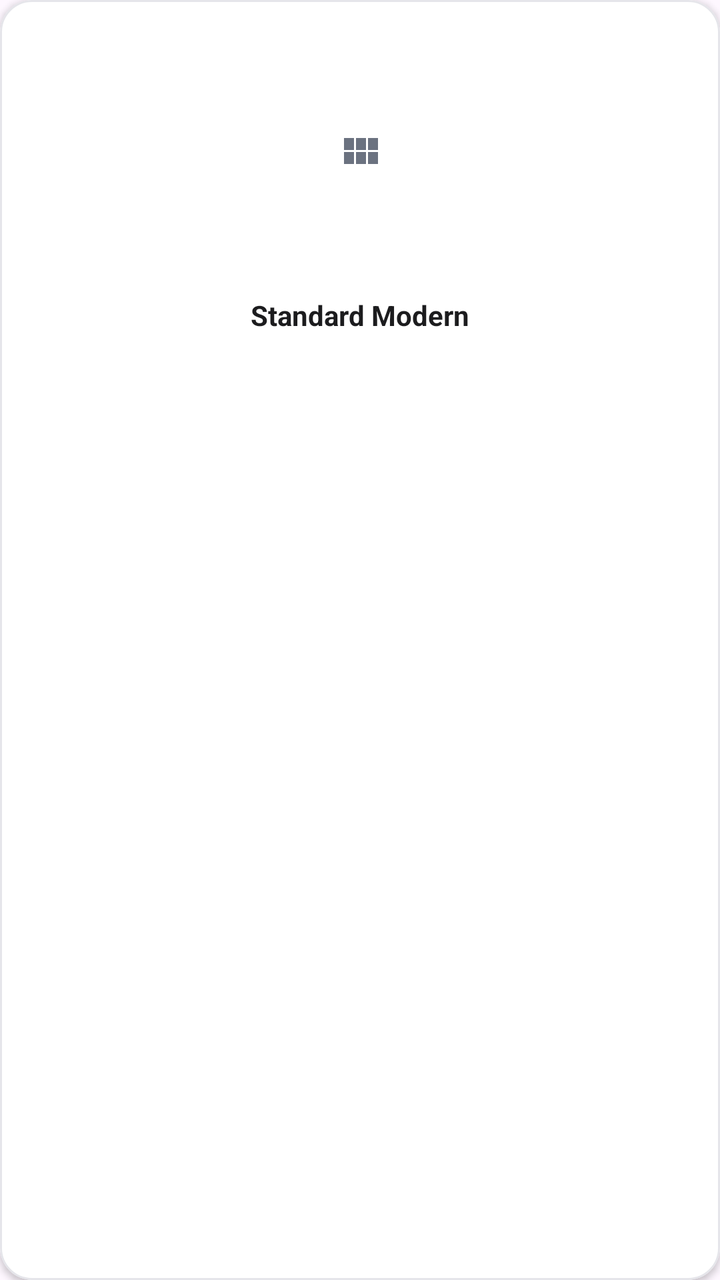
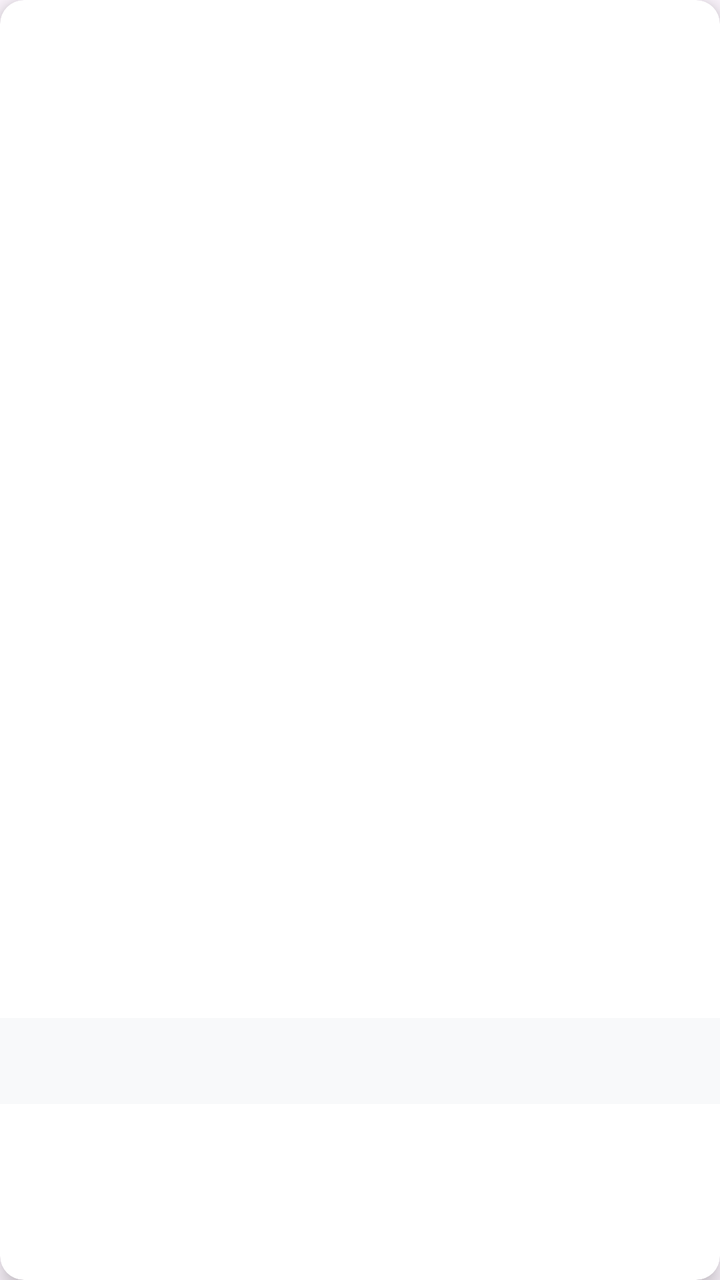

An Android layout rendered at two revisions. The XML below is the earlier revision; the diff shows what the commit changed to produce the second picture.
<!-- AndroidManifest.xml: application theme Theme.MyApplication -->
<!-- res/layout/item_step_template.xml -->
<?xml version="1.0" encoding="utf-8"?>
<com.google.android.material.card.MaterialCardView xmlns:android="http://schemas.android.com/apk/res/android"
    xmlns:app="http://schemas.android.com/apk/res-auto" android:id="@+id/cardTemplate" android:layout_width="match_parent" android:layout_height="wrap_content" android:layout_margin="8dp" app:cardCornerRadius="16dp" app:cardElevation="2dp" app:cardBackgroundColor="@color/surface_dialog" app:strokeColor="@color/divider_color_new" app:strokeWidth="1dp" app:rippleColor="#33000000" android:clickable="true" android:focusable="true" android:stateListAnimator="@animator/wobbly_slime">

    <LinearLayout android:layout_width="match_parent" android:layout_height="wrap_content" android:gravity="center" android:orientation="vertical" android:padding="16dp">

        <ImageView android:id="@+id/ivTemplatePreview" android:layout_width="match_parent" android:layout_height="120dp" android:scaleType="centerInside" android:src="@drawable/ic_grid" app:tint="@color/text_secondary" />

        <TextView android:id="@+id/tvTemplateTitle" android:layout_width="wrap_content" android:layout_height="wrap_content" android:layout_marginTop="12dp" android:text="Standard Modern" android:textColor="@color/text_primary" android:textSize="14sp" android:textStyle="bold" />
    </LinearLayout>

</com.google.android.material.card.MaterialCardView>
<!-- resources referenced by this layout -->
<resources>
  <color name="divider_color_new">#E5E5EA</color>
  <color name="surface_dialog">#FFFFFF</color>
  <color name="text_primary">#1C1C1E</color>
  <color name="text_secondary">#6B7280</color>
  <!-- drawable ic_grid (drawable) -->
  <vector xmlns:android="http://schemas.android.com/apk/res/android" android:width="24dp" android:height="24dp" android:viewportWidth="24" android:viewportHeight="24" android:tint="?attr/colorControlNormal">
      <path android:fillColor="@android:color/white" android:pathData="M4,11h5V5H4v6zm0,7h5v-6H4v6zm6,0h5v-6h-5v6zm6,0h5v-6h-5v6zm-6,-7h5V5h-5v6zm6,-6v6h5V5h-5z"/>
  </vector>
  <style name="Theme.MyApplication" parent="Base.Theme.MyApplication" />
  <style name="Base.Theme.MyApplication" parent="Theme.Material3.DayNight.NoActionBar">
          
          
          <item name="materialButtonStyle">@style/WobblyMaterialButton</item>
          <item name="android:buttonStyle">@style/WobblyStandardButton</item>
          <item name="imageButtonStyle">@style/WobblyImageButton</item>
          <item name="android:imageButtonStyle">@style/WobblyImageButton</item>
          <item name="materialCardViewStyle">@style/WobblyCardView</item>
      </style>
  <style name="WobblyMaterialButton" parent="Widget.Material3.Button">
          <item name="android:stateListAnimator">@animator/wobbly_slime</item>
      </style>
  <style name="WobblyStandardButton" parent="Widget.AppCompat.Button">
          <item name="android:stateListAnimator">@animator/wobbly_slime</item>
      </style>
  <style name="WobblyImageButton" parent="Widget.AppCompat.ImageButton">
          <item name="android:stateListAnimator">@animator/wobbly_slime</item>
      </style>
  <style name="WobblyCardView" parent="Widget.Material3.CardView.Elevated">
          <item name="android:stateListAnimator">@animator/wobbly_slime</item>
      </style>
</resources>

<!-- the commit's change to res/layout/item_step_template.xml (unified diff, before → after) -->
@@ -1,12 +1,55 @@
 <?xml version="1.0" encoding="utf-8"?>
-<com.google.android.material.card.MaterialCardView xmlns:android="http://schemas.android.com/apk/res/android"
-    xmlns:app="http://schemas.android.com/apk/res-auto" android:id="@+id/cardTemplate" android:layout_width="match_parent" android:layout_height="wrap_content" android:layout_margin="8dp" app:cardCornerRadius="16dp" app:cardElevation="2dp" app:cardBackgroundColor="@color/surface_dialog" app:strokeColor="@color/divider_color_new" app:strokeWidth="1dp" app:rippleColor="#33000000" android:clickable="true" android:focusable="true" android:stateListAnimator="@animator/wobbly_slime">
+<com.google.android.material.card.MaterialCardView
+    xmlns:android="http://schemas.android.com/apk/res/android"
+    xmlns:app="http://schemas.android.com/apk/res-auto"
+    android:id="@+id/cardTemplate"
+    android:layout_width="match_parent"
+    android:layout_height="wrap_content"
+    android:layout_margin="12dp"
+    app:cardCornerRadius="12dp"
+    app:cardElevation="6dp"
+    app:cardBackgroundColor="@color/white"
+    app:strokeWidth="0dp"
+    android:clickable="true"
+    android:focusable="true">
 
-    <LinearLayout android:layout_width="match_parent" android:layout_height="wrap_content" android:gravity="center" android:orientation="vertical" android:padding="16dp">
+    <LinearLayout
+        android:layout_width="match_parent"
+        android:layout_height="wrap_content"
+        android:orientation="vertical">
 
-        <ImageView android:id="@+id/ivTemplatePreview" android:layout_width="match_parent" android:layout_height="120dp" android:scaleType="centerInside" android:src="@drawable/ic_grid" app:tint="@color/text_secondary" />
+        <androidx.constraintlayout.widget.ConstraintLayout
+            android:layout_width="match_parent"
+            android:layout_height="wrap_content">
+            
+            <ImageView
+                android:id="@+id/ivTemplatePreview"
+                android:layout_width="match_parent"
+                android:layout_height="0dp"
+                app:layout_constraintDimensionRatio="1:1.414"
+                app:layout_constraintTop_toTopOf="parent"
+                app:layout_constraintStart_toStartOf="parent"
+                app:layout_constraintEnd_toEndOf="parent"
+                android:scaleType="fitCenter" />
+                
+        </androidx.constraintlayout.widget.ConstraintLayout>
 
-        <TextView android:id="@+id/tvTemplateTitle" android:layout_width="wrap_content" android:layout_height="wrap_content" android:layout_marginTop="12dp" android:text="Standard Modern" android:textColor="@color/text_primary" android:textSize="14sp" android:textStyle="bold" />
+        <TextView
+            android:id="@+id/tvTemplateTitle"
+            android:layout_width="match_parent"
+            android:layout_height="wrap_content"
+            android:padding="12dp"
+            android:textColor="@color/text_primary"
+            android:textSize="14sp"
+            android:textStyle="bold"
+            android:gravity="center"
+            android:background="#F8F9FA"/>
+            
+        <TextView
+            android:id="@+id/tvTemplateDesc"
+            android:layout_width="wrap_content"
+            android:layout_height="wrap_content"
+            android:visibility="gone" />
     </LinearLayout>
 
 </com.google.android.material.card.MaterialCardView>
<!-- resource entries referenced after the edit -->
@@ -1,13 +1,7 @@
 <!-- resources referenced by this layout -->
 <resources>
-  <color name="divider_color_new">#E5E5EA</color>
-  <color name="surface_dialog">#FFFFFF</color>
   <color name="text_primary">#1C1C1E</color>
-  <color name="text_secondary">#6B7280</color>
-  <!-- drawable ic_grid (drawable) -->
-  <vector xmlns:android="http://schemas.android.com/apk/res/android" android:width="24dp" android:height="24dp" android:viewportWidth="24" android:viewportHeight="24" android:tint="?attr/colorControlNormal">
-      <path android:fillColor="@android:color/white" android:pathData="M4,11h5V5H4v6zm0,7h5v-6H4v6zm6,0h5v-6h-5v6zm6,0h5v-6h-5v6zm-6,-7h5V5h-5v6zm6,-6v6h5V5h-5z"/>
-  </vector>
+  <color name="white">#FFFFFFFF</color>
   <style name="Theme.MyApplication" parent="Base.Theme.MyApplication" />
   <style name="Base.Theme.MyApplication" parent="Theme.Material3.DayNight.NoActionBar">
           
